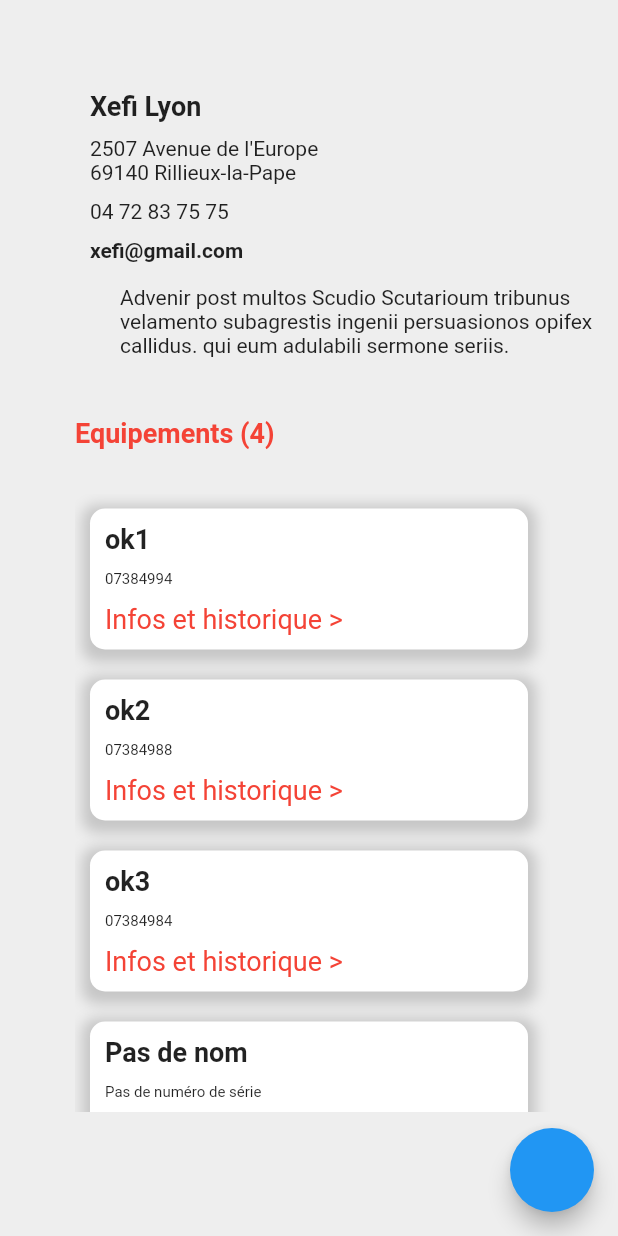
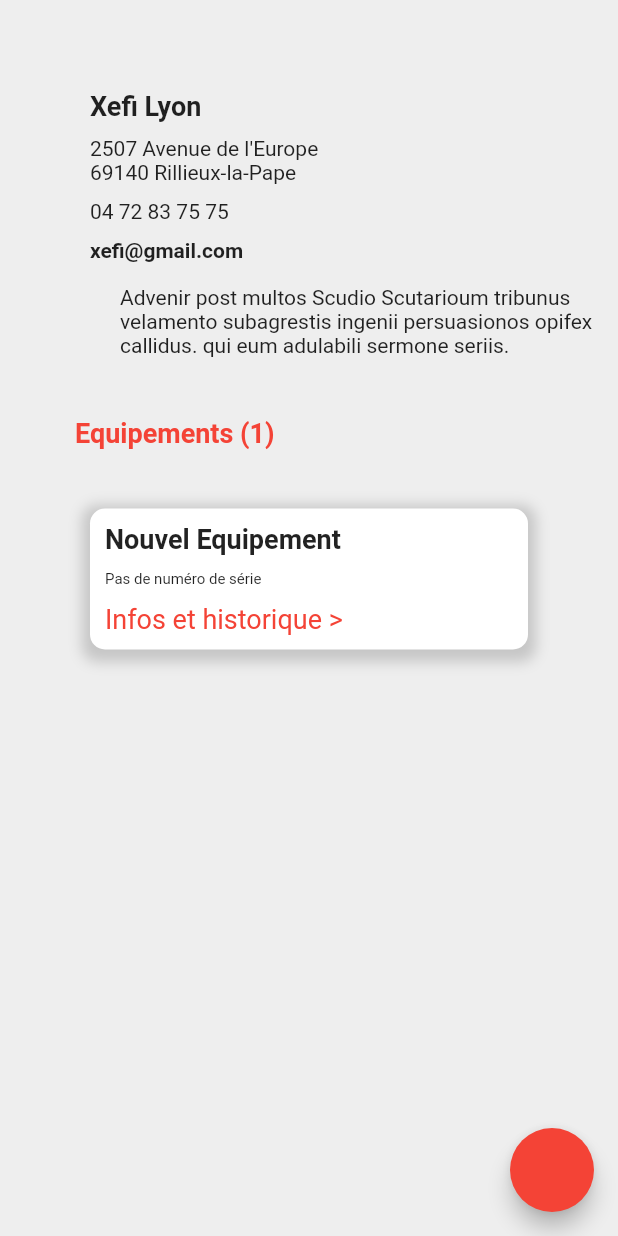
Before and after one commit to KilersBy/AppFlutter, a Flutter app: the screen it shows after launch, on a phone screen of 412 x 824 dp. Run offline on Flutter 3.47's test engine with Material 2 defaults, Android fonts, the phone set to English and light mode, and no system bars; our stand-ins replace get.

Commit message:
first commit

```diff
--- a/lib/main.dart
+++ b/lib/main.dart
@@ -10,116 +10,18 @@ void main() {
 
 class MyApp extends StatelessWidget {
   const MyApp({Key? key}) : super(key: key);
-
-  // This widget is the root of your application.
   @override
   Widget build(BuildContext context) {
     return MaterialApp(
-      title: 'Flutter Demo',
+      title: 'Le Bureau Réel',
       theme: ThemeData(
-        // This is the theme of your application.
-        //
-        // Try running your application with "flutter run". You'll see the
-        // application has a blue toolbar. Then, without quitting the app, try
-        // changing the primarySwatch below to Colors.green and then invoke
-        // "hot reload" (press "r" in the console where you ran "flutter run",
-        // or simply save your changes to "hot reload" in a Flutter IDE).
-        // Notice that the counter didn't reset back to zero; the application
-        // is not restarted.
-        primarySwatch: Colors.blue,
+        primarySwatch: Colors.red,
       ),
       home: Test(
         equipementList: [
-          Equipement(name: "ok1", numSerie: "07384994"),
-          Equipement(name: "ok2", numSerie: "07384988"),
-          Equipement(name: "ok3", numSerie: "07384984"),
           Equipement(),
         ].obs,
       ),
     );
   }
 }
-
-// class MyHomePage extends StatefulWidget {
-//   const MyHomePage({Key? key, required this.title}) : super(key: key);
-
-//   // This widget is the home page of your application. It is stateful, meaning
-//   // that it has a State object (defined below) that contains fields that affect
-//   // how it looks.
-
-//   // This class is the configuration for the state. It holds the values (in this
-//   // case the title) provided by the parent (in this case the App widget) and
-//   // used by the build method of the State. Fields in a Widget subclass are
-//   // always marked "final".
-
-//   final String title;
-
-
-// }
-
-// class _MyHomePageState extends State<MyHomePage> {
-//   int _counter = 0;
-
-//   void _incrementCounter() {
-//     setState(() {
-//       // This call to setState tells the Flutter framework that something has
-//       // changed in this State, which causes it to rerun the build method below
-//       // so that the display can reflect the updated values. If we changed
-//       // _counter without calling setState(), then the build method would not be
-//       // called again, and so nothing would appear to happen.
-//       _counter++;
-//     });
-//   }
-
-//   @override
-//   Widget build(BuildContext context) {
-//     // This method is rerun every time setState is called, for instance as done
-//     // by the _incrementCounter method above.
-//     //
-//     // The Flutter framework has been optimized to make rerunning build methods
-//     // fast, so that you can just rebuild anything that needs updating rather
-//     // than having to individually change instances of widgets.
-//     return Scaffold(
-//       appBar: AppBar(
-//         // Here we take the value from the MyHomePage object that was created by
-//         // the App.build method, and use it to set our appbar title.
-//         title: Text(widget.title),
-//       ),
-//       body: Center(
-//         // Center is a layout widget. It takes a single child and positions it
-//         // in the middle of the parent.
-//         child: Column(
-//           // Column is also a layout widget. It takes a list of children and
-//           // arranges them vertically. By default, it sizes itself to fit its
-//           // children horizontally, and tries to be as tall as its parent.
-//           //
-//           // Invoke "debug painting" (press "p" in the console, choose the
-//           // "Toggle Debug Paint" action from the Flutter Inspector in Android
-//           // Studio, or the "Toggle Debug Paint" command in Visual Studio Code)
-//           // to see the wireframe for each widget.
-//           //
-//           // Column has various properties to control how it sizes itself and
-//           // how it positions its children. Here we use mainAxisAlignment to
-//           // center the children vertically; the main axis here is the vertical
-//           // axis because Columns are vertical (the cross axis would be
-//           // horizontal).
-//           mainAxisAlignment: MainAxisAlignment.center,
-//           children: <Widget>[
-//             const Text(
-//               'You have pushed the button this many times:',
-//             ),
-//             Text(
-//               '$_counter',
-//               style: Theme.of(context).textTheme.headline4,
-//             ),
-//           ],
-//         ),
-//       ),
-//       floatingActionButton: FloatingActionButton(
-//         onPressed: _incrementCounter,
-//         tooltip: 'Increment',
-//         child: const Icon(Icons.add),
-//       ), // This trailing comma makes auto-formatting nicer for build methods.
-//     );
-//   }
-// }
--- a/lib/model/Equipement.dart
+++ b/lib/model/Equipement.dart
@@ -1,5 +1,4 @@
 class Equipement {
   String? name, numSerie;
-
   Equipement({this.name, this.numSerie});
 }
--- a/lib/ui/test.dart
+++ b/lib/ui/test.dart
@@ -20,8 +20,7 @@ class Test extends StatelessWidget {
       floatingActionButton: FloatingActionButton(
         onPressed: () {
           equipementList.add(Equipement(
-              name: "OKMany $tailleEquipement",
-              numSerie: "2673829$tailleEquipement"));
+              name: "Nouvel Equipement", numSerie: "000000$tailleEquipement"));
           tailleEquipement++;
         },
       ),
--- a/lib/ui/widget/equipementWidget.dart
+++ b/lib/ui/widget/equipementWidget.dart
@@ -27,7 +27,7 @@ class Equipements extends StatelessWidget {
         child: Column(
           crossAxisAlignment: CrossAxisAlignment.start,
           children: [
-            Text(titre ?? 'Pas de nom',
+            Text(titre ?? 'Nouvel Equipement',
                 style:
                     const TextStyle(fontWeight: FontWeight.bold, fontSize: 18)),
             const SizedBox(
--- a/lib/ui/widget/infosWidget.dart
+++ b/lib/ui/widget/infosWidget.dart
@@ -18,11 +18,7 @@ class Infos extends StatelessWidget {
               height: 10,
             ),
             Text(
-              '2507 Avenue de l\'Europe',
-              style: TextStyle(fontSize: 14),
-            ),
-            Text(
-              '69140 Rillieux-la-Pape',
+              '2507 Avenue de l\'Europe\n69140 Rillieux-la-Pape',
               style: TextStyle(fontSize: 14),
             ),
             SizedBox(
```
